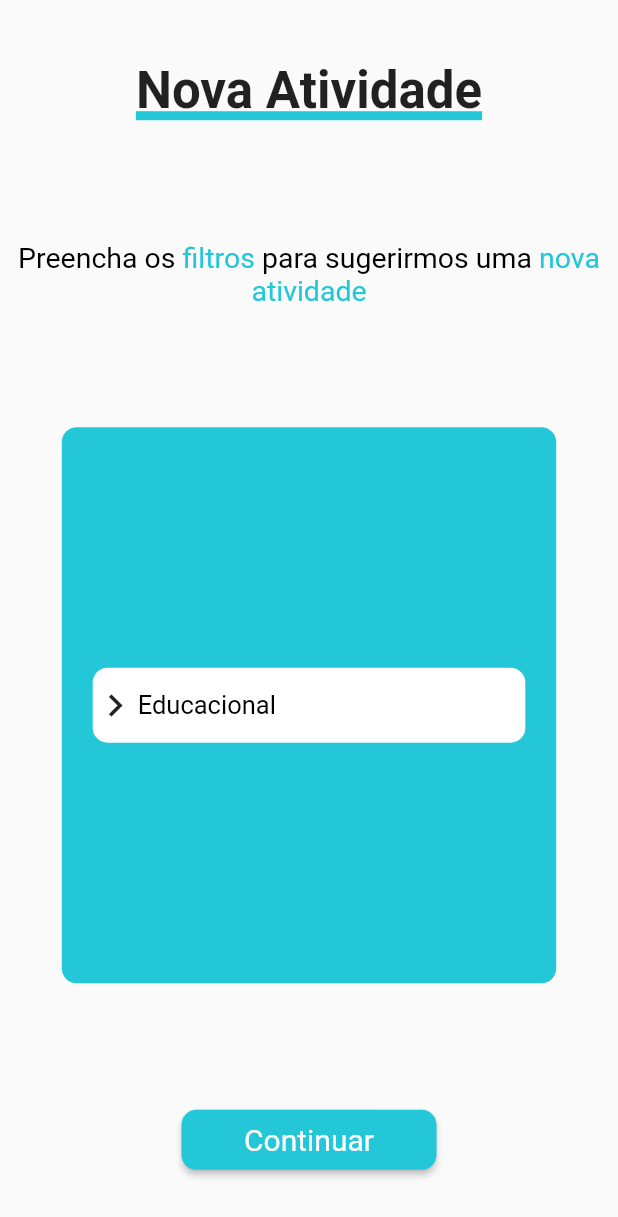
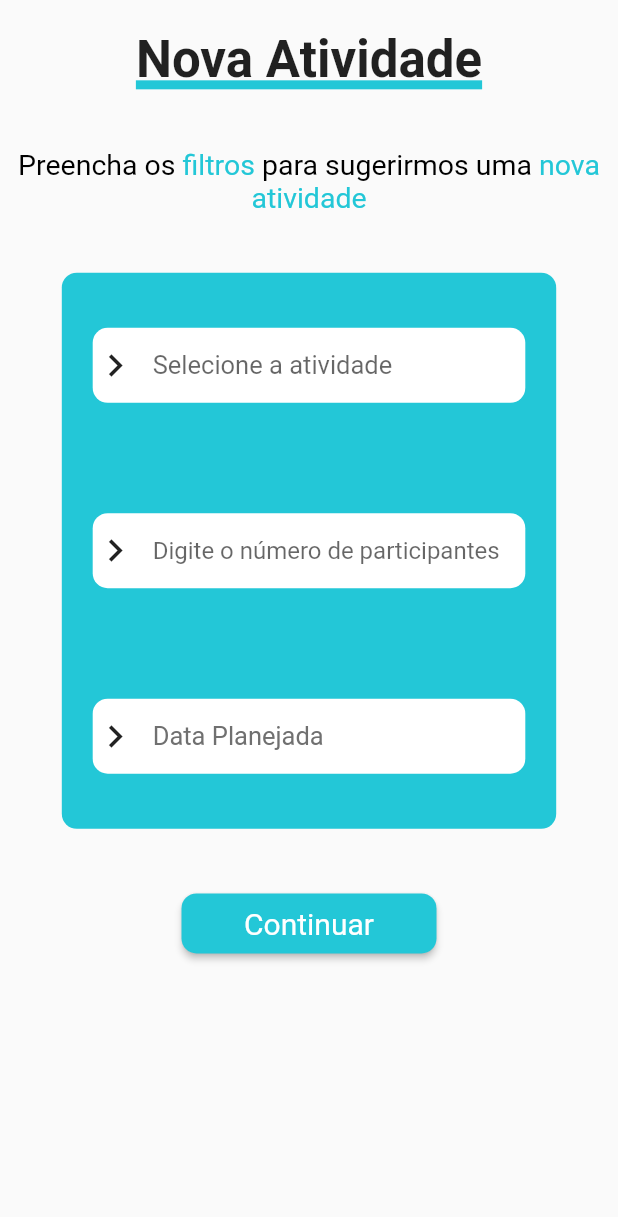
Before and after one commit to caiossfer2/iResenha_flutter, a Flutter app: the NewActivityPage screen opened directly, on a phone screen of 412 x 824 dp. Shown: the top 1217 px of the screen. Run offline on Flutter 3.47's test engine with Material 2 defaults, Android fonts, the phone set to English and light mode, and no system bars; our stand-ins replace dio, shared_preferences; accounts and stored records are empty.

Commit message:
feat: tela nova atividade

```diff
--- a/lib/model/activity_model.dart
+++ b/lib/model/activity_model.dart
@@ -1,16 +1,16 @@
 class ActivityModel {
-  final int key;
+  final String key;
   final String name;
   final String type;
-  final String acessibility;
-  final String price;
-  final String participants;
+  final double acessibility;
+  final double price;
+  final int participants;
 
   ActivityModel(this.key, this.name, this.type, this.acessibility, this.price,
       this.participants);
 
   factory ActivityModel.fromJson(Map m) {
-    return ActivityModel(m['id'], m['name'], m['type'], m['acessibility'],
+    return ActivityModel(m['key'], m['activity'], m['type'], m['accessibility'],
         m['price'], m['participants']);
   }
 }
--- a/lib/pages/new_activity_page.dart
+++ b/lib/pages/new_activity_page.dart
@@ -1,6 +1,9 @@
 import 'package:flutter/material.dart';
 import 'package:iresenha/pages/suggested_activity_page.dart';
+import 'package:iresenha/repositories/activities_repository.dart';
 import 'package:iresenha/widgets/blue_button.dart';
+import 'package:iresenha/widgets/custom_text_field.dart';
+import 'package:iresenha/widgets/custom_date_picker.dart';
 import 'package:iresenha/widgets/page_title.dart';
 
 import '../widgets/custom_dropdown.dart';
@@ -12,6 +15,13 @@ const List<String> dropdownItemsList = [
   'Caridade',
   'Recreacional'
 ];
+
+const Map<String, String> dropdownItemsRealValue = {
+  'Educacional' : 'educational',
+  'DIY' : 'diy',
+  'Caridade' : 'charity',
+  'Recreacional' : 'recreational'
+};
 
 class NewActivityPage extends StatefulWidget {
   const NewActivityPage({super.key});
@@ -28,16 +38,31 @@ class _NewActivityPageState extends State<NewActivityPage> {
     color: Color.fromRGBO(35, 199, 215, 1),
   );
 
-  String dropdownValue = dropdownItemsList[0];
+  String? dropdownValue;
 
   void selectDropdownValue(String value) {
     setState((() => dropdownValue = value));
   }
 
+  final TextEditingController _textEditingController = TextEditingController();
+
+  DateTime selectedDate = DateTime.now();
+
+  void setDate(DateTime date) {
+    setState(() {
+      selectedDate = date;
+    });
+  }
+
   @override
   Widget build(BuildContext context) {
     return Scaffold(
-      body: Column(
+      resizeToAvoidBottomInset: false,
+      body: SingleChildScrollView(
+        child: SizedBox(
+          width: MediaQuery.of(context).size.width,
+          height: MediaQuery.of(context).size.height * 0.8,
+          child: Column(
             mainAxisAlignment: MainAxisAlignment.spaceAround,
             children: [
               const PageTitle(title: 'Nova Atividade'),
@@ -50,10 +75,14 @@ class _NewActivityPageState extends State<NewActivityPage> {
                         children: [
                           TextSpan(text: 'Preencha os ', style: blackTextStyle),
                           TextSpan(text: 'filtros ', style: blueTextStyle),
-                      TextSpan(text: 'para sugerirmos ', style: blackTextStyle),
+                          TextSpan(
+                              text: 'para sugerirmos ', style: blackTextStyle),
                           TextSpan(text: 'uma ', style: blackTextStyle),
-                      TextSpan(text: 'nova atividade ', style: blueTextStyle),
-                    ])),
+                          TextSpan(
+                              text: 'nova atividade ', style: blueTextStyle),
+                        ]
+                    )
+                ),
               ),
               Container(
                 width: MediaQuery.of(context).size.width * 0.8,
@@ -68,21 +97,31 @@ class _NewActivityPageState extends State<NewActivityPage> {
                       dropdownValue: dropdownValue,
                       selectDropdownValue: selectDropdownValue,
                       dropdownItemsList: dropdownItemsList,
-                )
+                    ),
+                    CustomTextField(controller: _textEditingController),
+                    CustomDatePicker(selectedDate: selectedDate, setDate: setDate)
                   ],
                 ),
               ),
               BlueButton(
                 text: 'Continuar',
                 onPressed: (() {
+                  if(_textEditingController.text != '' && dropdownValue != null){
+                    ActivitiesRepository.searchActivities(dropdownItemsRealValue[dropdownValue]!, _textEditingController.text).then((value){
                       Navigator.of(context)
                       .push(MaterialPageRoute(builder: (BuildContext context) {
-                return const SuggestedActivityPage();
+                        return SuggestedActivityPage(activity: value);
                       }));
+                    });
+                  }
+
+
                 }),
               ),
             ],
           ),
+        ),
+      ),
     );
   }
 }
--- /dev/null
+++ b/lib/widgets/custom_date_picker.dart
@@ -0,0 +1,67 @@
+import 'package:flutter/material.dart';
+
+class CustomDatePicker extends StatefulWidget {
+  const CustomDatePicker(
+      {super.key, required this.selectedDate, required this.setDate});
+  final DateTime selectedDate;
+  final Function setDate;
+
+  @override
+  State<CustomDatePicker> createState() => _CustomDatePickerState();
+}
+
+class _CustomDatePickerState extends State<CustomDatePicker> {
+  Future<void> _selectDate(BuildContext context) async {
+    final DateTime? picked = await showDatePicker(
+      context: context,
+      initialDate: widget.selectedDate,
+      firstDate: DateTime(2015, 8),
+      lastDate: DateTime(2101)
+    );
+    if (picked != null && picked != widget.selectedDate) {
+      widget.setDate(picked);
+    }
+  }
+
+  @override
+  Widget build(BuildContext context) {
+    return Container(
+      width: MediaQuery.of(context).size.width * 0.7,
+      height: 50,
+      decoration: const BoxDecoration(
+          color: Colors.white,
+          borderRadius: BorderRadius.all(Radius.circular(10))),
+      child: Row(
+        children: [
+          const Icon(
+            Icons.chevron_right,
+            size: 30,
+          ),
+          const SizedBox(
+            width: 10,
+          ),
+          GestureDetector(
+            onTap: () => _selectDate(context),
+            child: Container(
+              width: MediaQuery.of(context).size.width * 0.5,
+              height: 40,
+              color: Colors.white,
+              child: Column(
+                mainAxisAlignment: MainAxisAlignment.center,
+                crossAxisAlignment: CrossAxisAlignment.start,
+                children: const [
+                  Text(
+                    "Data Planejada",
+                    style: TextStyle(
+                        fontSize: 17,
+                        color: Color.fromARGB(255, 112, 112, 112)),
+                  ),
+                ],
+              ),
+            ),
+          )
+        ],
+      ),
+    );
+  }
+}
--- a/lib/widgets/custom_dropdown.dart
+++ b/lib/widgets/custom_dropdown.dart
@@ -8,7 +8,7 @@ class CustomDropdown extends StatefulWidget {
       required this.dropdownItemsList})
       : super(key: key);
 
-  final String dropdownValue;
+  final String? dropdownValue;
   final List<String> dropdownItemsList;
   final Function selectDropdownValue;
 
@@ -32,6 +32,14 @@ class _CustomDropdownState extends State<CustomDropdown> {
             size: 30,
           ),
           DropdownButton<String>(
+            hint: Row(
+              children: const [
+                SizedBox(
+                  width: 10,
+                ),
+                Text('Selecione a atividade'),
+              ],
+            ),
             value: widget.dropdownValue,
             elevation: 16,
             icon: const SizedBox.shrink(),
--- /dev/null
+++ b/lib/widgets/custom_text_field.dart
@@ -0,0 +1,37 @@
+import 'package:flutter/material.dart';
+
+class CustomTextField extends StatelessWidget {
+  const CustomTextField({super.key, required this.controller});
+
+  final TextEditingController controller;
+
+  @override
+  Widget build(BuildContext context) {
+    return Container(
+      width: MediaQuery.of(context).size.width * 0.7,
+      height: 50,
+      decoration: const BoxDecoration(
+          color: Colors.white,
+          borderRadius: BorderRadius.all(Radius.circular(10))),
+      child: Row(
+        children: [
+          const Icon(
+            Icons.chevron_right,
+            size: 30,
+          ),
+          Expanded(
+            child: TextField(
+              controller: controller,
+              decoration: const InputDecoration(
+                hintText: 'Digite o número de participantes',
+                border: InputBorder.none,
+                contentPadding: EdgeInsets.only(left: 10),
+                isDense: true,
+              ),
+            ),
+          )
+        ],
+      ),
+    );
+  }
+}
```
Also changed, not shown: lib/pages/suggested_activity_page.dart (+15 -4 lines), lib/repositories/activities_repository.dart (+13 -3 lines). Lines whose indentation alone changed are shown as unchanged.
